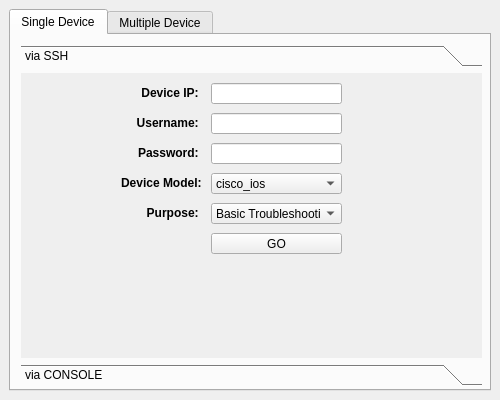
This is PyQT-Based/devmon.ui in yohannugera/Network-Supporter as Qt 5 draws it before an edit. The edited form follows.
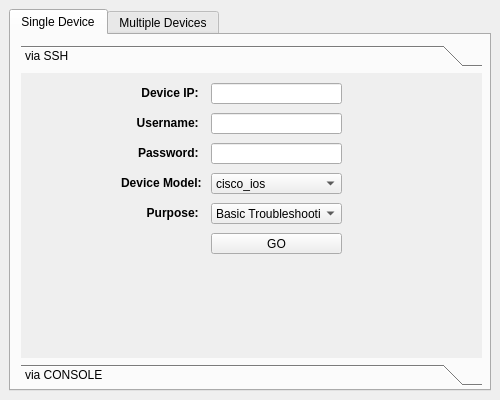
This is the edited form. The open tabs and pages were chosen to show the change.

Patch:
```diff
--- a/PyQT-Based/devmon.ui
+++ b/PyQT-Based/devmon.ui
@@ -480,7 +480,7 @@
       </widget>
       <widget class="QWidget" name="multiple_device_tab">
        <attribute name="title">
-        <string>Multiple Device</string>
+        <string>Multiple Devices</string>
        </attribute>
        <widget class="QToolBox" name="multiple_device_toolbox">
         <property name="geometry">
```
Left out of the diff: 2 changed lines with no effect on the pictures.
